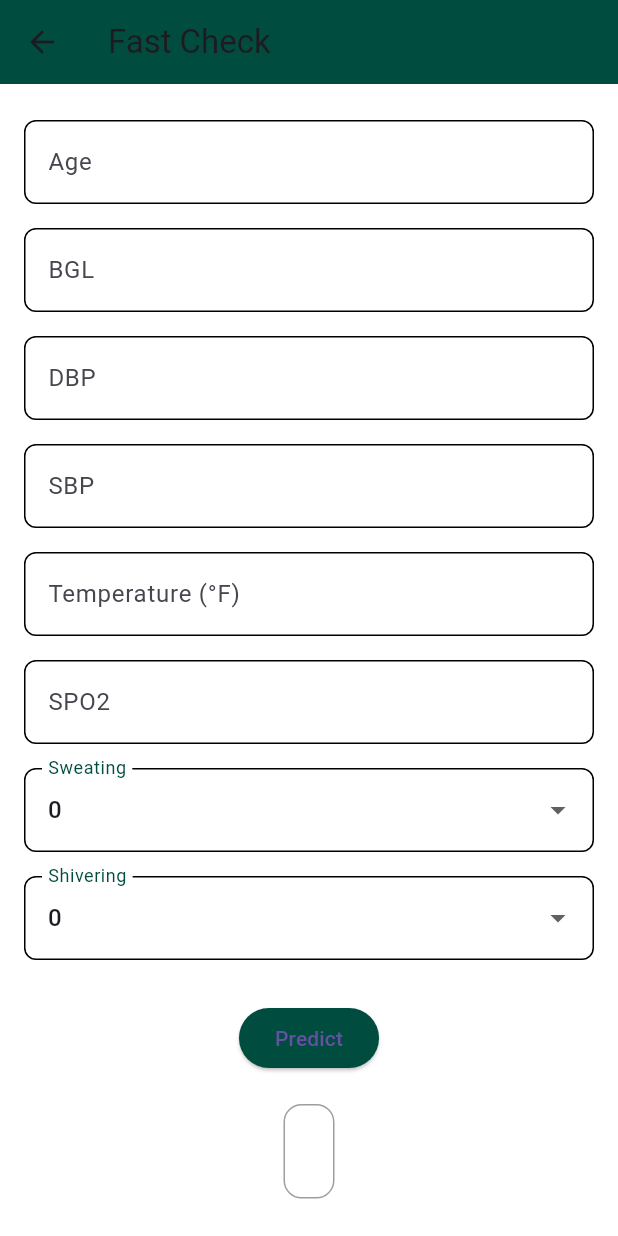
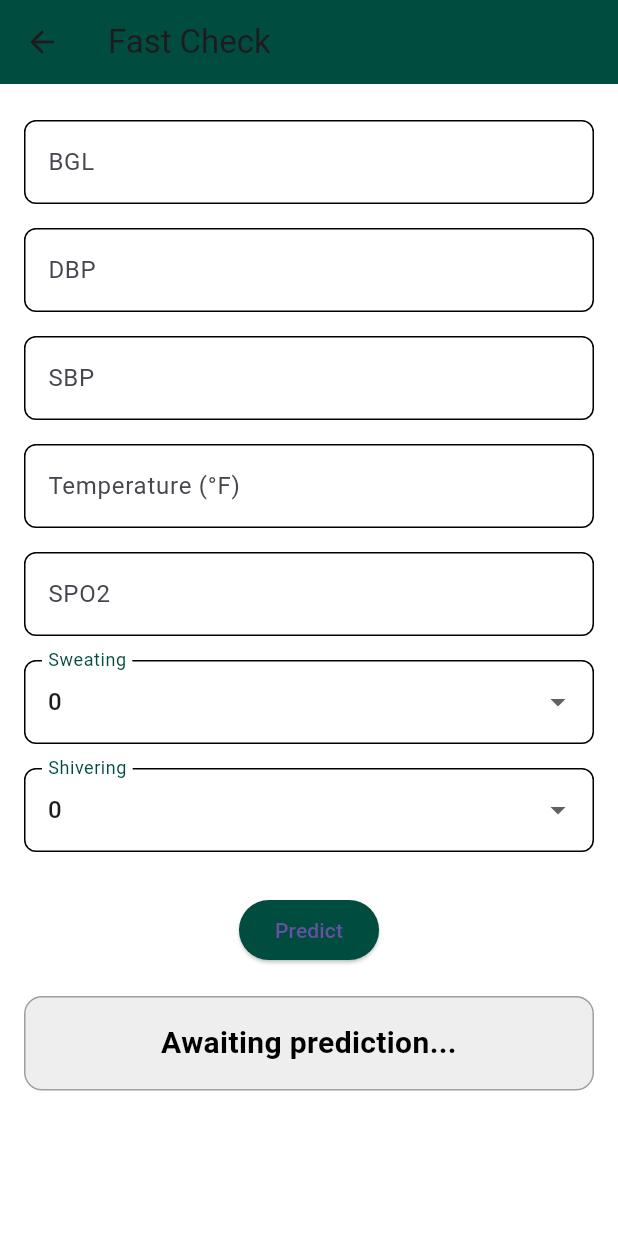
Before and after one commit to Vyshnavikrishnakumar/Diabetes_App, a Flutter app: the FastCheckPage screen opened directly, on a phone screen of 412 x 824 dp. Run offline on Flutter 3.47's test engine with Material 3 defaults, Android fonts, the phone set to English and light mode, and no system bars; our stand-ins replace fl_chart, font_awesome_flutter, transparent_image.

Commit message:
made changes in fastcheck

```diff
--- a/lib/components/fast_check.dart
+++ b/lib/components/fast_check.dart
@@ -4,7 +4,7 @@ import 'dart:convert';
 import 'package:http/http.dart' as http;
 
 class FastCheckPage extends StatefulWidget {
-  const FastCheckPage({super.key});
+  const FastCheckPage({Key? key}) : super(key: key);
 
   @override
   _FastCheckPageState createState() => _FastCheckPageState();
@@ -12,8 +12,9 @@ class FastCheckPage extends StatefulWidget {
 
 class _FastCheckPageState extends State<FastCheckPage> {
   final _formKey = GlobalKey<FormState>();
-  String predictionResult = "";
+  String predictionResult = "Awaiting prediction...";
   Color predictionColor = Colors.black;
+
   final List<TextEditingController> controllers =
       List.generate(7, (index) => TextEditingController());
 
@@ -21,6 +22,7 @@ class _FastCheckPageState extends State<FastCheckPage> {
   String shivering = '0';
   final Map<int, String?> errorMessages = {};
 
+  /// Validates an input field based on min/max range
   void _validateField(int index, double min, double max, String label) {
     String text = controllers[index].text;
     setState(() {
@@ -41,12 +43,14 @@ class _FastCheckPageState extends State<FastCheckPage> {
     });
   }
 
+  /// Sends data to the API and updates UI
   Future<void> _predict() async {
     if (errorMessages.values.any((error) => error != null)) {
       return;
     }
 
-    List<double> inputValues = controllers.map((c) => double.parse(c.text)).toList();
+    List<double> inputValues =
+        controllers.map((c) => double.tryParse(c.text) ?? 0).toList();
     inputValues.add(double.parse(sweating));
     inputValues.add(double.parse(shivering));
 
@@ -66,20 +70,21 @@ class _FastCheckPageState extends State<FastCheckPage> {
             predictionColor = Colors.green;
           } else if (result < 0.8) {
             predictionResult = 'Potentially Diabetic, consult a doctor.';
-            predictionColor = Colors.yellow;
+            predictionColor = Colors.orange;
           } else {
             predictionResult = 'Diabetic, seek medical attention.';
             predictionColor = Colors.red;
           }
         });
       } else {
-        _showAlert('Server error: ${response.statusCode}');
+        _showAlert('Server error: ${response.statusCode}, ${response.body}');
       }
     } catch (e) {
-      _showAlert('Network error: Unable to reach server.');
+      _showAlert('Network error: $e');
     }
   }
 
+  /// Displays an alert dialog
   void _showAlert(String message) {
     showDialog(
       context: context,
@@ -110,12 +115,11 @@ class _FastCheckPageState extends State<FastCheckPage> {
           child: SingleChildScrollView(
             child: Column(
               children: [
-                _buildTableRow("Age", 0, 1, 110),
-                _buildTableRow("BGL", 1, 20, 500),
-                _buildTableRow("DBP", 2, 40, 200),
-                _buildTableRow("SBP", 3, 70, 200),
-                _buildTableRow("Temperature (°F)", 4, 94, 110),
-                _buildTableRow("SPO2", 5, 94, 100),
+                _buildTableRow("BGL", 0, 20, 500),
+                _buildTableRow("DBP", 1, 40, 200),
+                _buildTableRow("SBP", 2, 70, 200),
+                _buildTableRow("Temperature (°F)", 3, 94, 110),
+                _buildTableRow("SPO2", 4, 94, 100),
                 _buildDropdown("Sweating", (val) {
                   if (val != null) setState(() => sweating = val);
                 }),
@@ -125,22 +129,12 @@ class _FastCheckPageState extends State<FastCheckPage> {
                 const SizedBox(height: 20),
                 ElevatedButton(
                   onPressed: _predict,
-                  style: ElevatedButton.styleFrom(backgroundColor: Config.primaryColor),
+                  style: ElevatedButton.styleFrom(
+                      backgroundColor: Config.primaryColor),
                   child: const Text('Predict'),
                 ),
                 const SizedBox(height: 20),
-                Container(
-                  padding: const EdgeInsets.all(16),
-                  decoration: BoxDecoration(
-                    color: Colors.white,
-                    border: Border.all(color: Colors.grey),
-                    borderRadius: BorderRadius.circular(12),
-                  ),
-                  child: Text(
-                    predictionResult,
-                    style: TextStyle(fontSize: 20, color: predictionColor),
-                  ),
-                ),
+                _buildPredictionBox(),
               ],
             ),
           ),
@@ -149,6 +143,7 @@ class _FastCheckPageState extends State<FastCheckPage> {
     );
   }
 
+  /// Builds an input field with validation
   Widget _buildTableRow(String label, int index, double min, double max) {
     return Padding(
       padding: const EdgeInsets.symmetric(vertical: 8.0),
@@ -170,6 +165,7 @@ class _FastCheckPageState extends State<FastCheckPage> {
     );
   }
 
+  /// Builds a dropdown for binary choices (Sweating, Shivering)
   Widget _buildDropdown(String label, ValueChanged<String?> onChanged) {
     return Padding(
       padding: const EdgeInsets.symmetric(vertical: 8.0),
@@ -186,4 +182,22 @@ class _FastCheckPageState extends State<FastCheckPage> {
       ),
     );
   }
+
+  /// Builds a styled container to display the prediction result
+  Widget _buildPredictionBox() {
+    return Container(
+      width: double.infinity,
+      padding: const EdgeInsets.all(16),
+      decoration: BoxDecoration(
+        color: Colors.grey[200],
+        border: Border.all(color: Colors.grey),
+        borderRadius: BorderRadius.circular(12),
+      ),
+      child: Text(
+        predictionResult,
+        style: TextStyle(fontSize: 20, color: predictionColor, fontWeight: FontWeight.bold),
+        textAlign: TextAlign.center,
+      ),
+    );
+  }
 }
```
